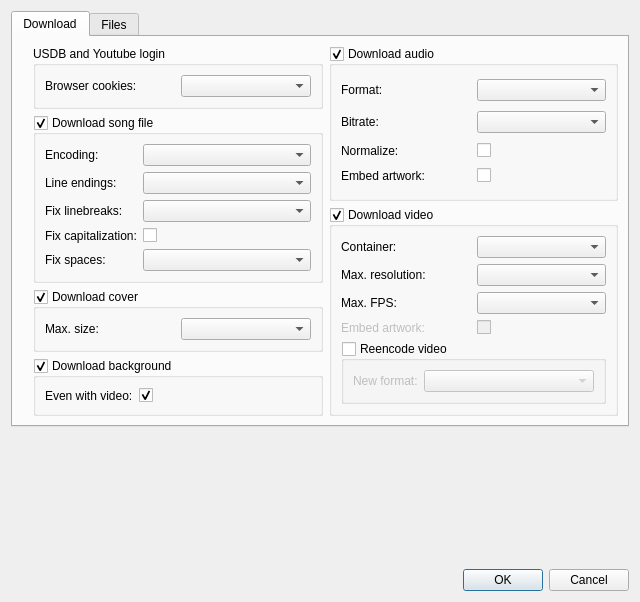
The window that src/usdb_syncer/gui/forms/SettingsDialog.ui (bohning/usdb_syncer) describes before a commit, drawn with Qt 5.
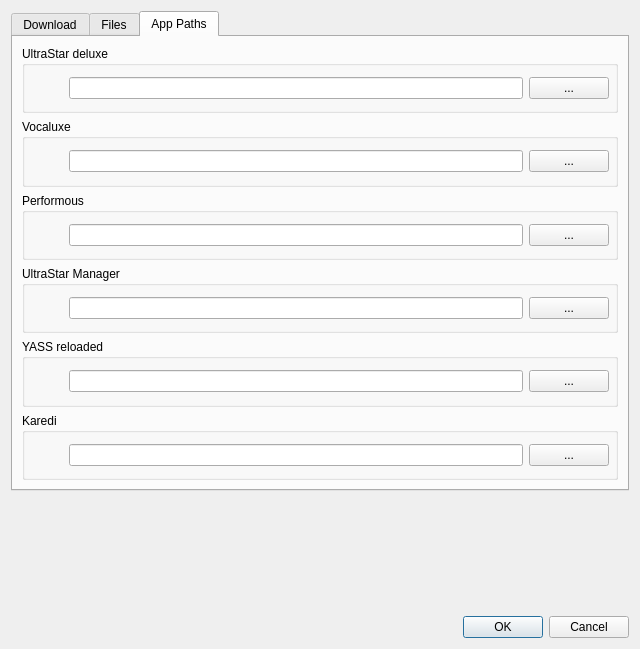
The same window after the commit. The open tabs and pages were chosen to show the change. Icons and pictures are not drawn.

Diff of the .ui file:
```diff
--- a/src/usdb_syncer/gui/forms/SettingsDialog.ui
+++ b/src/usdb_syncer/gui/forms/SettingsDialog.ui
@@ -7,7 +7,7 @@
     <x>0</x>
     <y>0</y>
     <width>640</width>
-    <height>602</height>
+    <height>649</height>
    </rect>
   </property>
   <property name="windowTitle">
@@ -562,6 +562,385 @@
        </item>
       </layout>
      </widget>
+     <widget class="QWidget" name="tabPaths">
+      <attribute name="title">
+       <string>App Paths</string>
+      </attribute>
+      <layout class="QVBoxLayout" name="verticalLayout_5">
+       <item>
+        <widget class="QGroupBox" name="groupBox_usdx">
+         <property name="title">
+          <string>UltraStar deluxe</string>
+         </property>
+         <layout class="QHBoxLayout" name="horizontalLayout_5">
+          <property name="leftMargin">
+           <number>6</number>
+          </property>
+          <property name="topMargin">
+           <number>6</number>
+          </property>
+          <property name="rightMargin">
+           <number>6</number>
+          </property>
+          <property name="bottomMargin">
+           <number>6</number>
+          </property>
+          <item>
+           <widget class="QLabel" name="label_usdx">
+            <property name="sizePolicy">
+             <sizepolicy hsizetype="Fixed" vsizetype="Fixed">
+              <horstretch>0</horstretch>
+              <verstretch>0</verstretch>
+             </sizepolicy>
+            </property>
+            <property name="minimumSize">
+             <size>
+              <width>32</width>
+              <height>32</height>
+             </size>
+            </property>
+            <property name="maximumSize">
+             <size>
+              <width>32</width>
+              <height>32</height>
+             </size>
+            </property>
+            <property name="text">
+             <string/>
+            </property>
+            <property name="pixmap">
+             <pixmap resource="../resources/resources.qrc">:/icons/usdx.png</pixmap>
+            </property>
+            <property name="scaledContents">
+             <bool>true</bool>
+            </property>
+           </widget>
+          </item>
+          <item>
+           <widget class="QLineEdit" name="lineEdit_path_usdx"/>
+          </item>
+          <item>
+           <widget class="QPushButton" name="pushButton_browse_usdx">
+            <property name="text">
+             <string>...</string>
+            </property>
+           </widget>
+          </item>
+         </layout>
+        </widget>
+       </item>
+       <item>
+        <widget class="QGroupBox" name="groupBox_vocaluxe">
+         <property name="title">
+          <string>Vocaluxe</string>
+         </property>
+         <layout class="QHBoxLayout" name="horizontalLayout_8">
+          <property name="leftMargin">
+           <number>6</number>
+          </property>
+          <property name="topMargin">
+           <number>6</number>
+          </property>
+          <property name="rightMargin">
+           <number>6</number>
+          </property>
+          <property name="bottomMargin">
+           <number>6</number>
+          </property>
+          <item>
+           <widget class="QLabel" name="label_vocaluxe">
+            <property name="sizePolicy">
+             <sizepolicy hsizetype="Fixed" vsizetype="Fixed">
+              <horstretch>0</horstretch>
+              <verstretch>0</verstretch>
+             </sizepolicy>
+            </property>
+            <property name="minimumSize">
+             <size>
+              <width>32</width>
+              <height>32</height>
+             </size>
+            </property>
+            <property name="maximumSize">
+             <size>
+              <width>32</width>
+              <height>32</height>
+             </size>
+            </property>
+            <property name="text">
+             <string/>
+            </property>
+            <property name="pixmap">
+             <pixmap resource="../resources/resources.qrc">:/icons/vocaluxe.png</pixmap>
+            </property>
+            <property name="scaledContents">
+             <bool>true</bool>
+            </property>
+           </widget>
+          </item>
+          <item>
+           <widget class="QLineEdit" name="lineEdit_path_vocaluxe"/>
+          </item>
+          <item>
+           <widget class="QPushButton" name="pushButton_browse_vocaluxe">
+            <property name="text">
+             <string>...</string>
+            </property>
+           </widget>
+          </item>
+         </layout>
+        </widget>
+       </item>
+       <item>
+        <widget class="QGroupBox" name="groupBox_performous">
+         <property name="title">
+          <string>Performous</string>
+         </property>
+         <layout class="QHBoxLayout" name="horizontalLayout_10">
+          <property name="leftMargin">
+           <number>6</number>
+          </property>
+          <property name="topMargin">
+           <number>6</number>
+          </property>
+          <property name="rightMargin">
+           <number>6</number>
+          </property>
+          <property name="bottomMargin">
+           <number>6</number>
+          </property>
+          <item>
+           <widget class="QLabel" name="label_performous">
+            <property name="sizePolicy">
+             <sizepolicy hsizetype="Fixed" vsizetype="Fixed">
+              <horstretch>0</horstretch>
+              <verstretch>0</verstretch>
+             </sizepolicy>
+            </property>
+            <property name="minimumSize">
+             <size>
+              <width>32</width>
+              <height>32</height>
+             </size>
+            </property>
+            <property name="maximumSize">
+             <size>
+              <width>32</width>
+              <height>32</height>
+             </size>
+            </property>
+            <property name="text">
+             <string/>
+            </property>
+            <property name="pixmap">
+             <pixmap resource="../resources/resources.qrc">:/icons/performous.png</pixmap>
+            </property>
+            <property name="scaledContents">
+             <bool>true</bool>
+            </property>
+           </widget>
+          </item>
+          <item>
+           <widget class="QLineEdit" name="lineEdit_path_performous"/>
+          </item>
+          <item>
+           <widget class="QPushButton" name="pushButton_browse_performous">
+            <property name="text">
+             <string>...</string>
+            </property>
+           </widget>
+          </item>
+         </layout>
+        </widget>
+       </item>
+       <item>
+        <widget class="QGroupBox" name="groupBox_ultrastar_manager">
+         <property name="title">
+          <string>UltraStar Manager</string>
+         </property>
+         <layout class="QHBoxLayout" name="horizontalLayout_9">
+          <property name="leftMargin">
+           <number>6</number>
+          </property>
+          <property name="topMargin">
+           <number>6</number>
+          </property>
+          <property name="rightMargin">
+           <number>6</number>
+          </property>
+          <property name="bottomMargin">
+           <number>6</number>
+          </property>
+          <item>
+           <widget class="QLabel" name="label_ultrastar_manager">
+            <property name="sizePolicy">
+             <sizepolicy hsizetype="Fixed" vsizetype="Fixed">
+              <horstretch>0</horstretch>
+              <verstretch>0</verstretch>
+             </sizepolicy>
+            </property>
+            <property name="minimumSize">
+             <size>
+              <width>32</width>
+              <height>32</height>
+             </size>
+            </property>
+            <property name="maximumSize">
+             <size>
+              <width>32</width>
+              <height>32</height>
+             </size>
+            </property>
+            <property name="text">
+             <string/>
+            </property>
+            <property name="pixmap">
+             <pixmap resource="../resources/resources.qrc">:/icons/ultrastar-manager.png</pixmap>
+            </property>
+            <property name="scaledContents">
+             <bool>true</bool>
+            </property>
+           </widget>
+          </item>
+          <item>
+           <widget class="QLineEdit" name="lineEdit_path_ultrastar_manager"/>
+          </item>
+          <item>
+           <widget class="QPushButton" name="pushButton_browse_ultrastar_manager">
+            <property name="text">
+             <string>...</string>
+            </property>
+           </widget>
+          </item>
+         </layout>
+        </widget>
+       </item>
+       <item>
+        <widget class="QGroupBox" name="groupBox_yass_reloaded">
+         <property name="title">
+          <string>YASS reloaded</string>
+         </property>
+         <layout class="QHBoxLayout" name="horizontalLayout_6">
+          <property name="leftMargin">
+           <number>6</number>
+          </property>
+          <property name="topMargin">
+           <number>6</number>
+          </property>
+          <property name="rightMargin">
+           <number>6</number>
+          </property>
+          <property name="bottomMargin">
+           <number>6</number>
+          </property>
+          <item>
+           <widget class="QLabel" name="label_yass_reloaded">
+            <property name="sizePolicy">
+             <sizepolicy hsizetype="Fixed" vsizetype="Fixed">
+              <horstretch>0</horstretch>
+              <verstretch>0</verstretch>
+             </sizepolicy>
+            </property>
+            <property name="minimumSize">
+             <size>
+              <width>32</width>
+              <height>32</height>
+             </size>
+            </property>
+            <property name="maximumSize">
+             <size>
+              <width>32</width>
+              <height>32</height>
+             </size>
+            </property>
+            <property name="text">
+             <string/>
+            </property>
+            <property name="pixmap">
+             <pixmap resource="../resources/resources.qrc">:/icons/yass-reloaded.png</pixmap>
+            </property>
+            <property name="scaledContents">
+             <bool>true</bool>
+            </property>
+           </widget>
+          </item>
+          <item>
+           <widget class="QLineEdit" name="lineEdit_path_yass_reloaded"/>
+          </item>
+          <item>
+           <widget class="QPushButton" name="pushButton_browse_yass_reloaded">
+            <property name="text">
+             <string>...</string>
+            </property>
+           </widget>
+          </item>
+         </layout>
+        </widget>
+       </item>
+       <item>
+        <widget class="QGroupBox" name="groupBox_karedi">
+         <property name="title">
+          <string>Karedi</string>
+         </property>
+         <layout class="QHBoxLayout" name="horizontalLayout_7">
+          <property name="leftMargin">
+           <number>6</number>
+          </property>
+          <property name="topMargin">
+           <number>6</number>
+          </property>
+          <property name="rightMargin">
+           <number>6</number>
+          </property>
+          <property name="bottomMargin">
+           <number>6</number>
+          </property>
+          <item>
+           <widget class="QLabel" name="label_karedi">
+            <property name="sizePolicy">
+             <sizepolicy hsizetype="Fixed" vsizetype="Fixed">
+              <horstretch>0</horstretch>
+              <verstretch>0</verstretch>
+             </sizepolicy>
+            </property>
+            <property name="minimumSize">
+             <size>
+              <width>32</width>
+              <height>32</height>
+             </size>
+            </property>
+            <property name="maximumSize">
+             <size>
+              <width>32</width>
+              <height>32</height>
+             </size>
+            </property>
+            <property name="text">
+             <string/>
+            </property>
+            <property name="pixmap">
+             <pixmap resource="../resources/resources.qrc">:/icons/karedi.png</pixmap>
+            </property>
+            <property name="scaledContents">
+             <bool>true</bool>
+            </property>
+           </widget>
+          </item>
+          <item>
+           <widget class="QLineEdit" name="lineEdit_path_karedi"/>
+          </item>
+          <item>
+           <widget class="QPushButton" name="pushButton_browse_karedi">
+            <property name="text">
+             <string>...</string>
+            </property>
+           </widget>
+          </item>
+         </layout>
+        </widget>
+       </item>
+      </layout>
+     </widget>
     </widget>
    </item>
    <item row="3" column="0" colspan="2">
```
Left out of the diff: 4 changed lines with no effect on the pictures.
